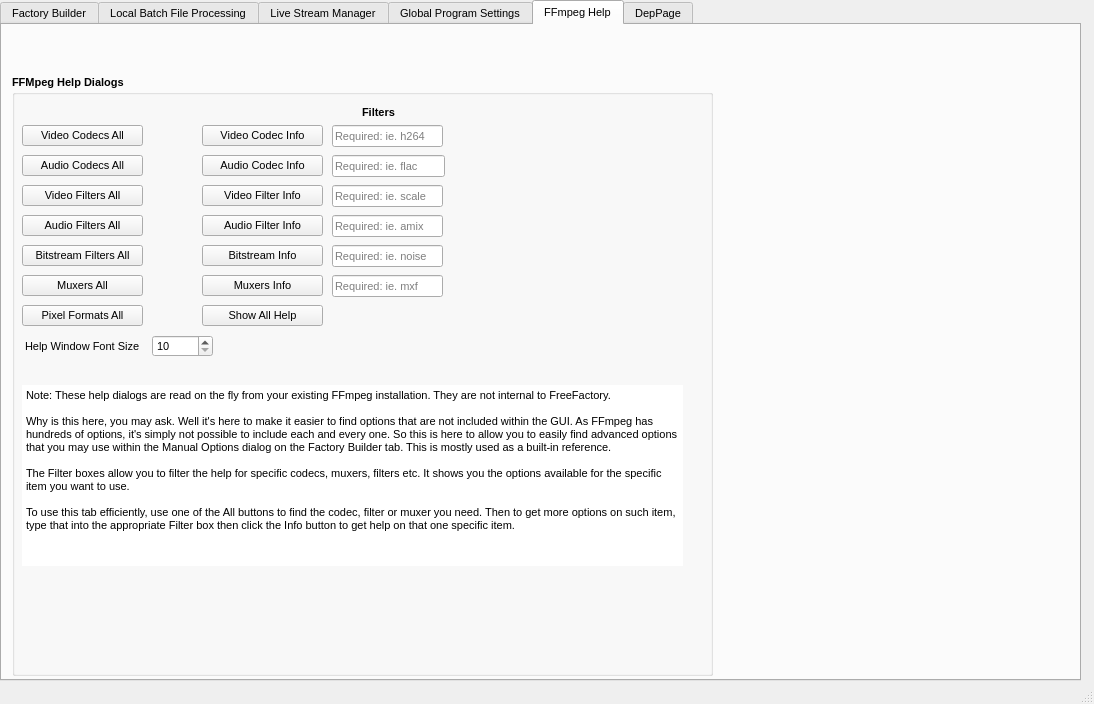
This is bin/FreeFactory-tabs.ui in lacojim/FreeFactoryQT as Qt 5 draws it before an edit. The edited form follows.
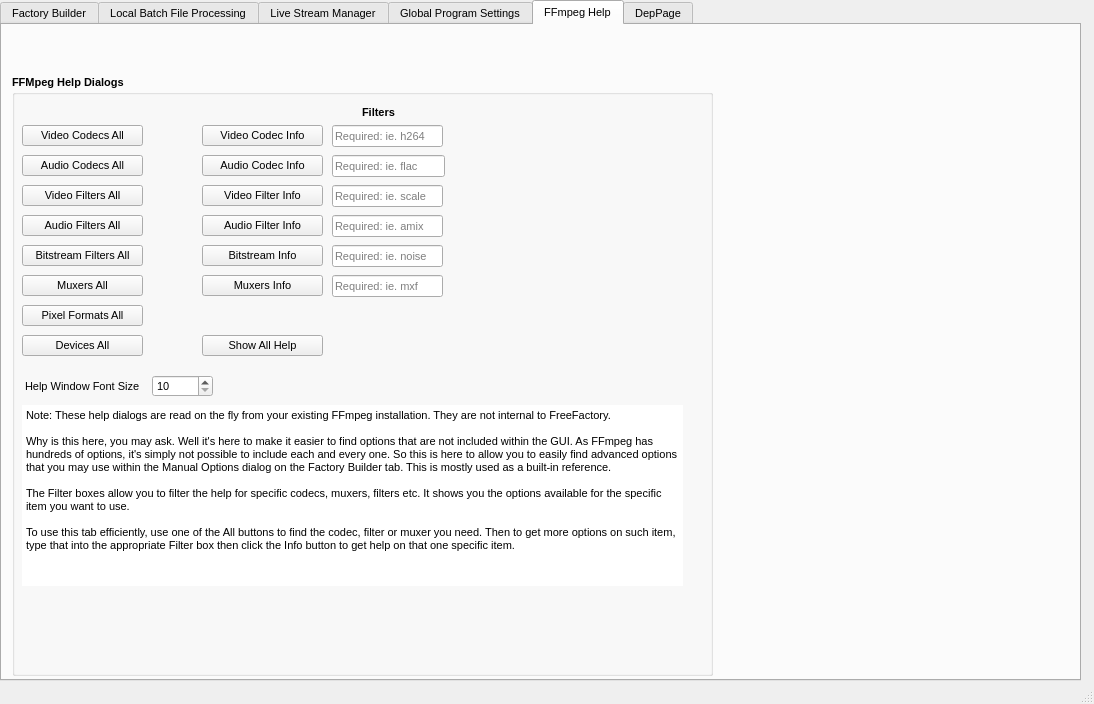
This is the edited form. The open tabs and pages were chosen to show the change. Icons and pictures are not drawn. Custom widgets are drawn as their Qt base class.

The edit to the form file:
```diff
--- a/bin/FreeFactory-tabs.ui
+++ b/bin/FreeFactory-tabs.ui
@@ -5412,7 +5412,7 @@
        <property name="geometry">
         <rect>
          <x>190</x>
-         <y>230</y>
+         <y>260</y>
          <width>121</width>
          <height>21</height>
         </rect>
@@ -5653,7 +5653,7 @@
        <property name="geometry">
         <rect>
          <x>10</x>
-         <y>310</y>
+         <y>330</y>
          <width>661</width>
          <height>181</height>
         </rect>
@@ -5693,7 +5693,7 @@
        <property name="geometry">
         <rect>
          <x>140</x>
-         <y>260</y>
+         <y>300</y>
          <width>61</width>
          <height>22</height>
         </rect>
@@ -5715,7 +5715,7 @@
        <property name="geometry">
         <rect>
          <x>13</x>
-         <y>263</y>
+         <y>303</y>
          <width>121</width>
          <height>16</height>
         </rect>
@@ -5806,6 +5806,25 @@
         <string>Required: ie. noise</string>
        </property>
       </widget>
+      <widget class="QPushButton" name="helpDevicesAll">
+       <property name="geometry">
+        <rect>
+         <x>10</x>
+         <y>260</y>
+         <width>121</width>
+         <height>21</height>
+        </rect>
+       </property>
+       <property name="font">
+        <font>
+         <pointsize>8</pointsize>
+         <bold>false</bold>
+        </font>
+       </property>
+       <property name="text">
+        <string>Devices All</string>
+       </property>
+      </widget>
      </widget>
      <widget class="QLabel" name="label_3">
       <property name="geometry">
```
Left out of the diff: 9 changed lines with no effect on the pictures.
